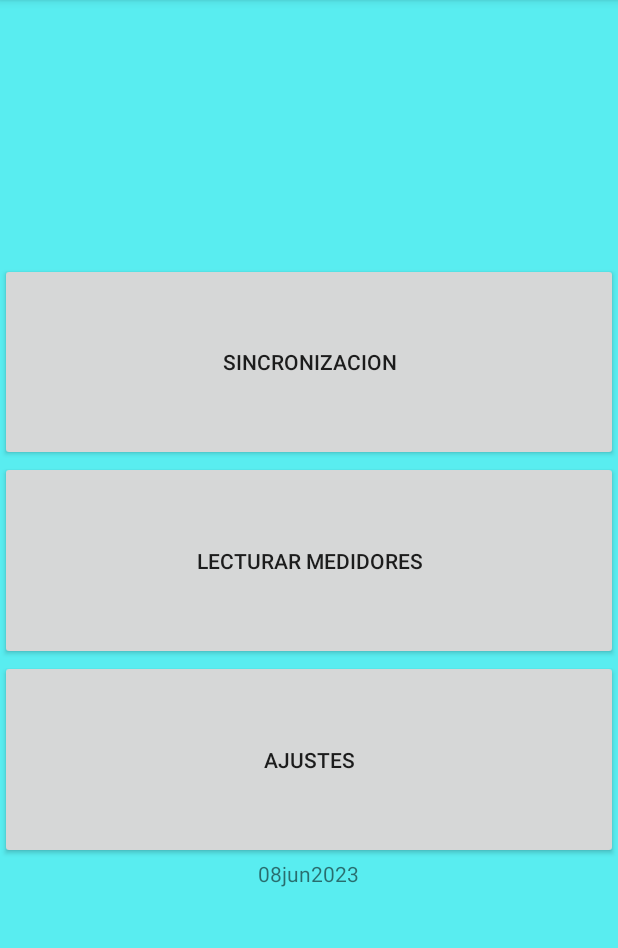
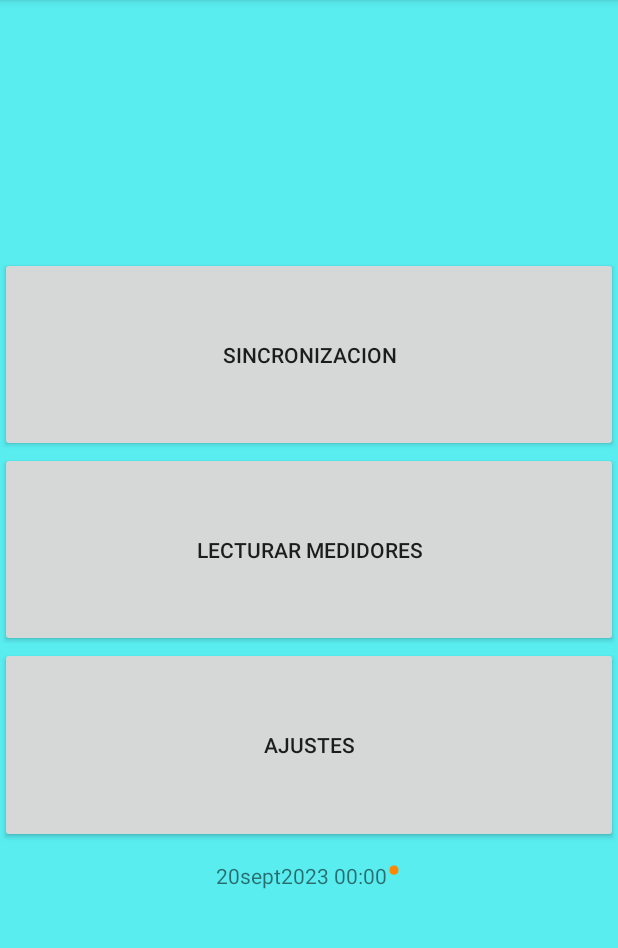
Before and after one commit to rdariopv/appLecturadorV2, an Android app: the screen it shows after launch (MenuPrincipal), on a phone screen of 412 x 824 dp, the part 84-1032 px from its top. Run offline under Robolectric (Android 15) with nearby library versions, the phone set to English and light mode, and no system bars.

Commit message:
commit para certificar que todo esta arriba
calcularTarifaDignidad 20 sept2023

```diff
--- a/app/src/main/res/layout/activity_menu_principal.xml
+++ b/app/src/main/res/layout/activity_menu_principal.xml
@@ -34,13 +34,35 @@
         android:layout_weight="0.14"
         android:gravity="center_vertical|center_horizontal" />
 
-    <TextView
-        android:id="@+id/textView"
+
+    <LinearLayout
         android:layout_width="wrap_content"
         android:layout_height="wrap_content"
         android:layout_gravity="center"
-        android:text="08jun2023"
-        android:textAlignment="center"
-        android:textAppearance="?android:attr/textAppearanceSmall" />
+        android:layout_margin="0dp"
+        android:padding="0dp"
+        android:orientation="horizontal"
+        android:textAlignment="center">
+
+        <TextView
+            android:id="@+id/textView"
+            android:layout_width="wrap_content"
+            android:layout_height="wrap_content"
+            android:text="20sept2023 00:00"
+            android:textAlignment="center"
+            android:textAppearance="?android:attr/textAppearanceSmall" />
+
+        <TextView
+            android:id="@+id/textView9"
+            android:layout_width="wrap_content"
+            android:layout_height="wrap_content"
+            android:text="•"
+            android:textAlignment="center"
+            android:textAppearance="?android:attr/textAppearanceSmall"
+            android:textColor="@android:color/holo_orange_dark"
+            android:textSize="25sp"
+            android:textStyle="bold" />
+
+    </LinearLayout>
 
 </LinearLayout>
```
Also changed, not shown: app/src/main/java/com/lecturador/android/applecturador/RealizarLecturacion.java (+6 -7 lines), app/src/main/res/layout/dialog_search.xml (+4 -4 lines), 25 other files.
